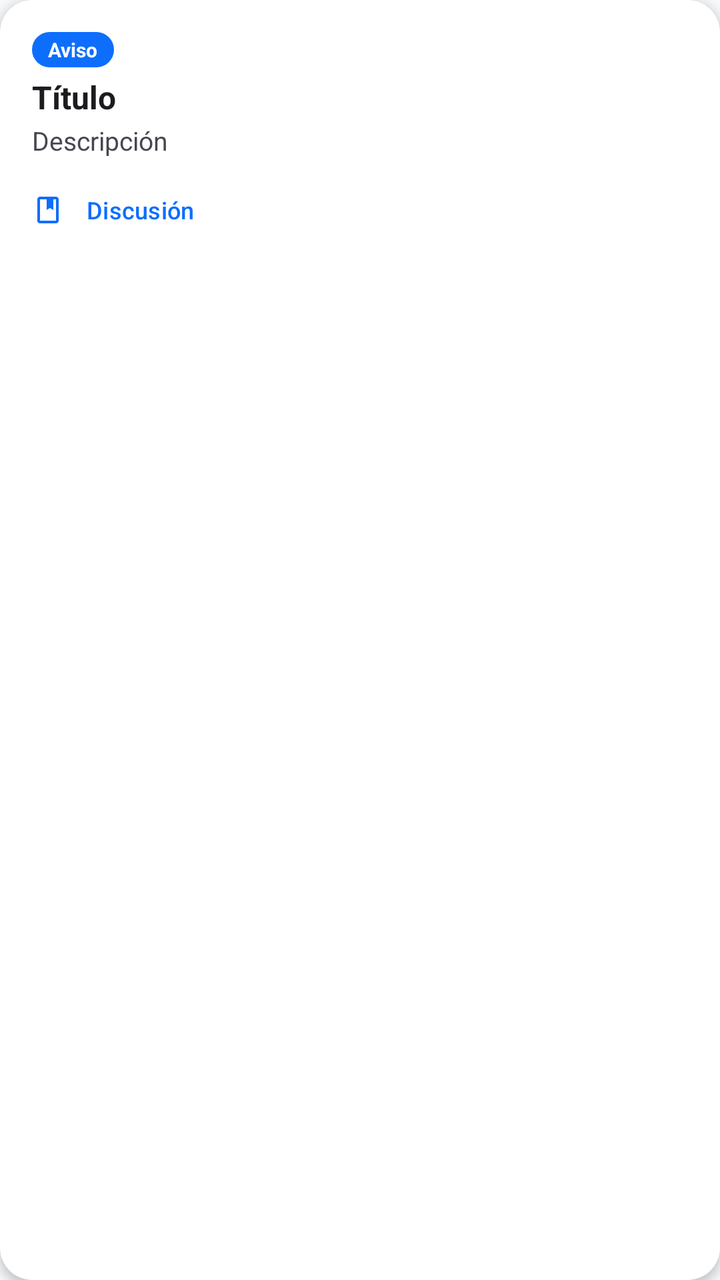
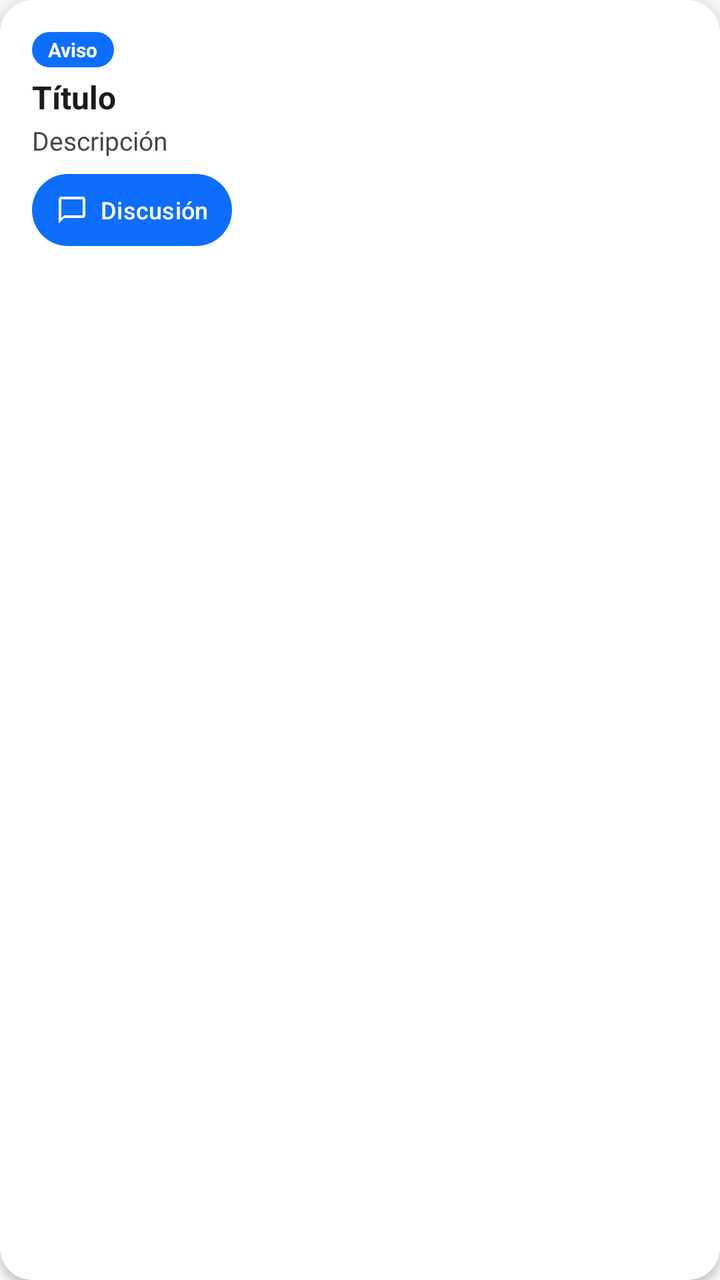

Before-and-after screenshots of an Android layout around one commit, followed by the original layout XML and the change that was made.
<!-- AndroidManifest.xml: application theme Theme.MyApplication -->
<!-- res/layout/item_blog_entry.xml -->
<?xml version="1.0" encoding="utf-8"?>
<androidx.cardview.widget.CardView xmlns:android="http://schemas.android.com/apk/res/android"
    xmlns:app="http://schemas.android.com/apk/res-auto"
    style="@style/Widget.Bootstrap.Card"
    android:layout_width="match_parent"
    android:layout_height="wrap_content">

    <LinearLayout
        android:layout_width="match_parent"
        android:layout_height="wrap_content"
        android:orientation="horizontal"
        android:gravity="center_vertical"
        android:padding="8dp">

        <ImageView
            android:id="@+id/ivDragHandle"
            android:layout_width="32dp"
            android:layout_height="32dp"
            android:src="@drawable/ic_drag_handle"
            android:visibility="gone"
            android:layout_marginEnd="8dp"/>

        <LinearLayout
            android:layout_width="0dp"
            android:layout_height="wrap_content"
            android:layout_weight="1"
            android:orientation="vertical"
            android:padding="8dp">

            <TextView
                android:id="@+id/tvCategory"
                android:layout_width="wrap_content"
                android:layout_height="wrap_content"
                android:background="@drawable/bg_badge_primary"
                android:paddingHorizontal="8dp"
                android:paddingVertical="2dp"
                android:text="Aviso"
                android:textColor="@color/white"
                android:textSize="10sp"
                android:textStyle="bold" />

            <TextView
                android:id="@+id/tvTitle"
                android:layout_width="wrap_content"
                android:layout_height="wrap_content"
                android:layout_marginTop="4dp"
                android:text="Título"
                android:textColor="?android:attr/textColorPrimary"
                android:textSize="16sp"
                android:textStyle="bold" />

            <TextView
                android:id="@+id/tvContent"
                android:layout_width="match_parent"
                android:layout_height="wrap_content"
                android:layout_marginTop="2dp"
                android:text="Descripción"
                android:textColor="?android:attr/textColorSecondary"
                android:textSize="13sp" />

            <TextView
                android:id="@+id/btnReadMore"
                android:layout_width="wrap_content"
                android:layout_height="wrap_content"
                android:layout_marginTop="4dp"
                android:text="Ver más"
                android:textColor="?attr/colorPrimary"
                android:textSize="13sp"
                android:textStyle="bold"
                android:visibility="gone"/>

            <LinearLayout
                android:layout_width="match_parent"
                android:layout_height="wrap_content"
                android:layout_marginTop="8dp"
                android:orientation="horizontal"
                android:gravity="center_vertical">

                <com.google.android.material.button.MaterialButton
                    android:id="@+id/btnDiscussion"
                    style="@style/Widget.Material3.Button.TextButton"
                    android:layout_width="wrap_content"
                    android:layout_height="36dp"
                    android:text="Discusión"
                    android:textSize="12sp"
                    android:textAllCaps="false"
                    app:icon="@drawable/ic_book"
                    app:iconSize="16dp"
                    android:textColor="?attr/colorPrimary"
                    app:iconTint="?attr/colorPrimary"
                    android:paddingHorizontal="0dp"
                    android:insetTop="0dp"
                    android:insetBottom="0dp"/>

                <View
                    android:layout_width="0dp"
                    android:layout_height="0dp"
                    android:layout_weight="1"/>

                <LinearLayout
                    android:id="@+id/layoutAdminActions"
                    android:layout_width="wrap_content"
                    android:layout_height="wrap_content"
                    android:orientation="horizontal"
                    android:gravity="center_vertical"
                    android:visibility="gone">

                    <com.google.android.material.button.MaterialButton
                        android:id="@+id/btnEdit"
                        style="@style/Widget.Material3.Button.TonalButton"
                        android:layout_width="44dp"
                        android:layout_height="44dp"
                        android:minWidth="0dp"
                        android:minHeight="0dp"
                        android:padding="0dp"
                        android:insetTop="0dp"
                        android:insetBottom="0dp"
                        android:insetLeft="0dp"
                        android:insetRight="0dp"
                        app:cornerRadius="22dp"
                        app:icon="@drawable/ic_edit"
                        app:iconGravity="textStart"
                        app:iconPadding="0dp"
                        app:iconSize="22dp"
                        app:iconTint="@color/white"
                        app:backgroundTint="@color/bs_success"
                        android:layout_marginStart="4dp"
                        android:layout_marginEnd="4dp"
                        android:contentDescription="Editar entrada"/>

                    <com.google.android.material.button.MaterialButton
                        android:id="@+id/btnDelete"
                        style="@style/Widget.Material3.Button.TonalButton"
                        android:layout_width="44dp"
                        android:layout_height="44dp"
                        android:minWidth="0dp"
                        android:minHeight="0dp"
                        android:padding="0dp"
                        android:insetTop="0dp"
                        android:insetBottom="0dp"
                        android:insetLeft="0dp"
                        android:insetRight="0dp"
                        app:cornerRadius="22dp"
                        app:icon="@drawable/ic_delete"
                        app:iconGravity="textStart"
                        app:iconPadding="0dp"
                        app:iconSize="22dp"
                        app:iconTint="@color/white"
                        app:backgroundTint="@color/bs_danger"
                        android:layout_marginStart="4dp"
                        android:layout_marginEnd="4dp"
                        android:contentDescription="Eliminar entrada"/>
                </LinearLayout>
            </LinearLayout>

        </LinearLayout>
    </LinearLayout>
</androidx.cardview.widget.CardView>
<!-- resources referenced by this layout -->
<resources>
  <color name="bs_danger">#dc3545</color>
  <color name="bs_success">#198754</color>
  <color name="white">#FFFFFFFF</color>
  <!-- drawable bg_badge_primary (drawable) -->
  <?xml version="1.0" encoding="utf-8"?>
  <shape xmlns:android="http://schemas.android.com/apk/res/android">
      <solid android:color="?attr/colorPrimary" />
      <corners android:radius="10dp" />
  </shape>
  <!-- drawable ic_book (drawable) -->
  <vector xmlns:android="http://schemas.android.com/apk/res/android"
      android:width="24dp"
      android:height="24dp"
      android:viewportWidth="24"
      android:viewportHeight="24">
      <path
          android:fillColor="#FFFFFF"
          android:pathData="M18,2H6C4.9,2 4,2.9 4,4v16c0,1.1 0.9,2 2,2h12c1.1,0 2,-0.9 2,-2V4C20,2.9 19.1,2 18,2zM18,20H6V4h5v8l2.5,-1.5L16,12V4h2V20z" />
  </vector>
  <!-- drawable ic_drag_handle (drawable) -->
  <vector xmlns:android="http://schemas.android.com/apk/res/android"
      android:width="24dp"
      android:height="24dp"
      android:viewportWidth="24"
      android:viewportHeight="24">
      <path
          android:fillColor="#888888"
          android:pathData="M20,9H4v2h16V9zM20,13H4v2h16V13z" />
  </vector>
  <!-- drawable ic_edit (drawable) -->
  <vector xmlns:android="http://schemas.android.com/apk/res/android"
      android:width="24dp"
      android:height="24dp"
      android:viewportWidth="24"
      android:viewportHeight="24"
      android:tint="?attr/colorControlNormal">
      <path
          android:fillColor="@android:color/white"
          android:pathData="M3,17.25V21h3.75L17.81,9.94l-3.75,-3.75L3,17.25zM5.92,19H5v-0.92l9.06,-9.06 0.92,0.92L5.92,19zM20.71,7.04c0.39,-0.39 0.39,-1.02 0,-1.41l-2.34,-2.34c-0.2,-0.2 -0.45,-0.29 -0.71,-0.29s-0.51,0.1 -0.7,0.29l-1.83,1.83 3.75,3.75 1.83,-1.83z" />
  </vector>
  <style name="Widget.Bootstrap.Card" parent="Widget.Material3.CardView.Outlined">
          <item name="cardBackgroundColor">?attr/colorSurface</item>
          <item name="cardCornerRadius">16dp</item>
          <item name="cardElevation">3dp</item>
          <item name="strokeColor">?attr/colorPrimary</item>
          <item name="strokeWidth">2dp</item>
          <item name="android:layout_margin">8dp</item>
      </style>
  <style name="Theme.MyApplication" parent="Base.Theme.MyApplication" />
  <style name="Base.Theme.MyApplication" parent="Theme.Material3.DayNight.NoActionBar">
          <item name="colorPrimary">@color/accent_blue</item>
          <item name="colorOnPrimary">@color/white</item>
          <item name="colorSecondary">@color/bs_secondary</item>
          <item name="android:statusBarColor">@color/bs_dark</item>
          <item name="android:windowBackground">@color/bs_light</item>
          <item name="colorSurface">@color/surface_light</item>
          <item name="materialCardViewStyle">@style/Widget.Bootstrap.Card</item>
          <item name="cardViewStyle">@style/Widget.Bootstrap.Card</item>
          <item name="alertDialogTheme">@style/Theme.MyApplication.Dialog</item>
      </style>
  <color name="accent_blue">#0d6efd</color>
  <color name="bs_secondary">#6c757d</color>
  <color name="bs_dark">#212529</color>
  <color name="bs_light">#f8f9fa</color>
  <color name="surface_light">#FFFFFF</color>
  <style name="Theme.MyApplication.Dialog" parent="ThemeOverlay.Material3.MaterialAlertDialog">
          <item name="shapeAppearanceOverlay">@style/ShapeAppearance.MyApplication.Dialog</item>
      </style>
  <style name="ShapeAppearance.MyApplication.Dialog" parent="ShapeAppearance.Material3.LargeComponent">
          <item name="cornerSize">20dp</item>
      </style>
  <!-- unchanged entries left out for length: 1 -->
</resources>

<!-- the commit's change to res/layout/item_blog_entry.xml (unified diff, before → after) -->
@@ -78,17 +78,21 @@
 
                 <com.google.android.material.button.MaterialButton
                     android:id="@+id/btnDiscussion"
-                    style="@style/Widget.Material3.Button.TextButton"
+                    style="@style/Widget.Material3.Button.TonalButton"
                     android:layout_width="wrap_content"
                     android:layout_height="36dp"
                     android:text="Discusión"
                     android:textSize="12sp"
                     android:textAllCaps="false"
-                    app:icon="@drawable/ic_book"
+                    app:cornerRadius="18dp"
+                    app:icon="@drawable/ic_chat"
                     app:iconSize="16dp"
-                    android:textColor="?attr/colorPrimary"
-                    app:iconTint="?attr/colorPrimary"
-                    android:paddingHorizontal="0dp"
+                    app:iconGravity="textStart"
+                    app:iconPadding="6dp"
+                    android:textColor="@color/white"
+                    app:iconTint="@color/white"
+                    app:backgroundTint="?attr/colorPrimary"
+                    android:paddingHorizontal="12dp"
                     android:insetTop="0dp"
                     android:insetBottom="0dp"/>
 
<!-- resource entries referenced after the edit -->
@@ -9,15 +9,16 @@
       <solid android:color="?attr/colorPrimary" />
       <corners android:radius="10dp" />
   </shape>
-  <!-- drawable ic_book (drawable) -->
+  <!-- drawable ic_chat (drawable) -->
+  <?xml version="1.0" encoding="utf-8"?>
   <vector xmlns:android="http://schemas.android.com/apk/res/android"
       android:width="24dp"
       android:height="24dp"
       android:viewportWidth="24"
       android:viewportHeight="24">
       <path
-          android:fillColor="#FFFFFF"
-          android:pathData="M18,2H6C4.9,2 4,2.9 4,4v16c0,1.1 0.9,2 2,2h12c1.1,0 2,-0.9 2,-2V4C20,2.9 19.1,2 18,2zM18,20H6V4h5v8l2.5,-1.5L16,12V4h2V20z" />
+          android:fillColor="@android:color/white"
+          android:pathData="M20,2H4C2.9,2 2,2.9 2,4v18l4,-4h14c1.1,0 2,-0.9 2,-2V4C22,2.9 21.1,2 20,2zM20,16H6l-2,2V4h16V16z"/>
   </vector>
   <!-- drawable ic_drag_handle (drawable) -->
   <vector xmlns:android="http://schemas.android.com/apk/res/android"
